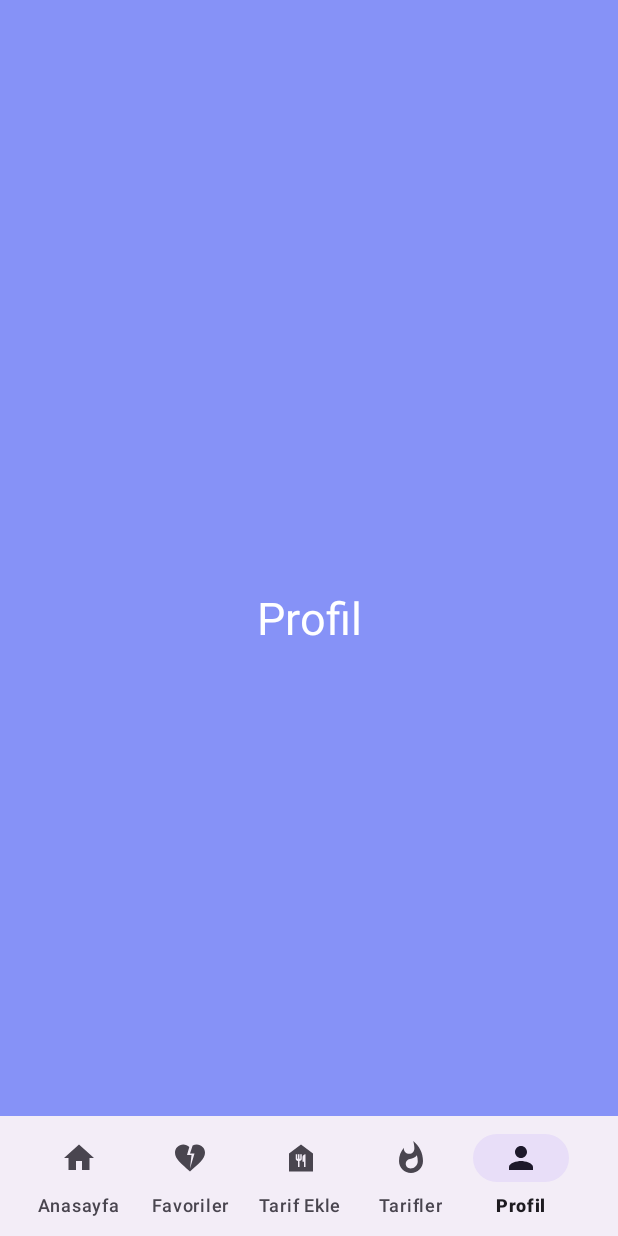
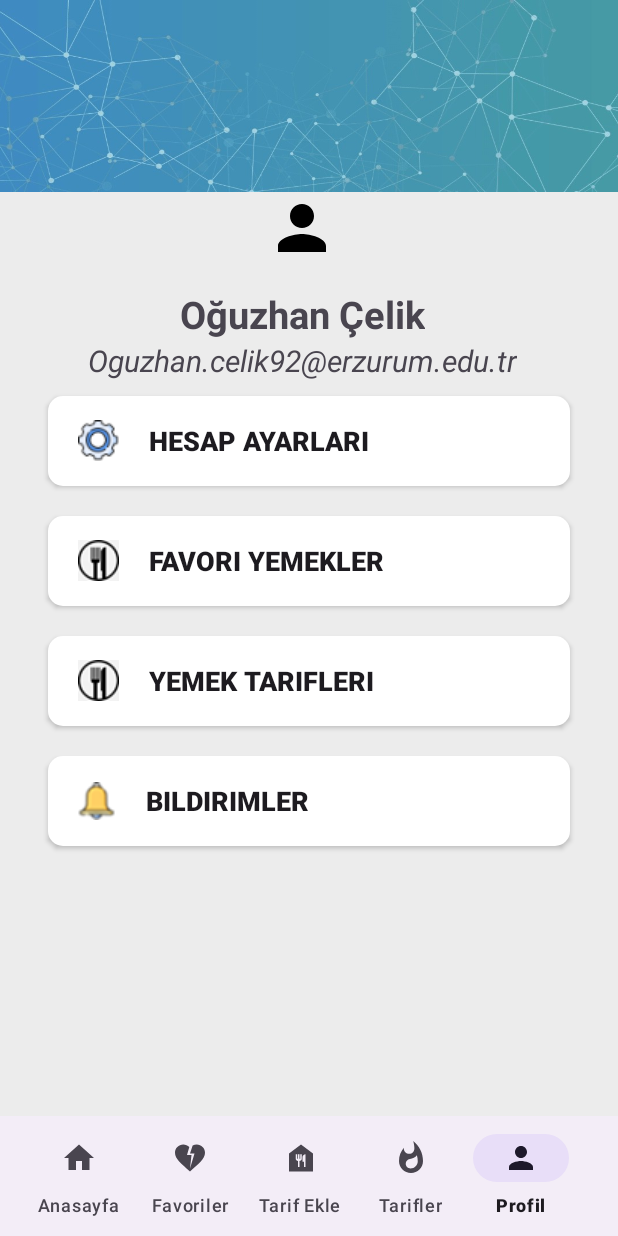
Before and after one commit to oftopaloglu/YemekTarifApp, an Android app: the screen it shows after launch (MainActivity), item 5 of the bottom bar chosen, on a phone screen of 412 x 824 dp. Run offline under Robolectric (Android 15) with nearby library versions, the phone set to English and light mode, and no system bars.

Commit message:
Profil yapıldı eklendi

```diff
--- /dev/null
+++ b/app/src/main/res/drawable/btn_background_1.xml
@@ -0,0 +1,9 @@
+<?xml version="1.0" encoding="utf-8"?>
+<selector xmlns:android="http://schemas.android.com/apk/res/android">
+<item>
+    <shape android:shape="rectangle">
+        <solid android:color="#ffffff"/>
+            <corners android:radius="10dp"/>
+    </shape>
+</item>
+</selector>
--- a/app/src/main/res/layout/fragment_profile.xml
+++ b/app/src/main/res/layout/fragment_profile.xml
@@ -1,18 +1,147 @@
 <?xml version="1.0" encoding="utf-8"?>
 <FrameLayout xmlns:android="http://schemas.android.com/apk/res/android"
+    xmlns:app="http://schemas.android.com/apk/res-auto"
     xmlns:tools="http://schemas.android.com/tools"
     android:layout_width="match_parent"
     android:layout_height="match_parent"
-    android:background="@color/lavender"
-    tools:context=".ProfileFragment">
+    tools:context=".ProfileFragment"
+    android:background="#ececec">
 
-    <!-- TODO: Update blank fragment layout -->
-    <TextView
-        android:layout_width="match_parent"
-        android:layout_height="match_parent"
-        android:text="Profil"
-        android:gravity="center"
-        android:textSize="30sp"
-        android:textColor="@color/white" />
+<ScrollView
+    android:layout_width="match_parent"
+    android:layout_height="match_parent">
+   <LinearLayout
+       android:layout_width="match_parent"
+       android:layout_height="wrap_content"
+       android:orientation="vertical">
+      <androidx.constraintlayout.widget.ConstraintLayout
+          android:layout_width="match_parent"
+          android:layout_height="match_parent">
+
+         <ImageView
+             android:id="@+id/background"
+             android:layout_width="431dp"
+             android:layout_height="128dp"
+             android:scaleType="fitXY"
+             android:src="@drawable/arka_plan"
+             app:layout_constraintEnd_toEndOf="parent"
+             app:layout_constraintStart_toStartOf="parent"
+             app:layout_constraintTop_toTopOf="parent"
+             />
+
+         <ImageView
+             android:id="@+id/profilePhoto"
+             android:layout_width="85dp"
+             android:layout_height="48dp"
+             android:src="@drawable/baseline_person_24"
+             app:layout_constraintEnd_toEndOf="parent"
+             app:layout_constraintStart_toStartOf="@+id/background"
+             app:layout_constraintTop_toBottomOf="@+id/background" />
+
+         <TextView
+             android:id="@+id/nickName"
+             android:layout_width="wrap_content"
+             android:layout_height="wrap_content"
+             android:text="Oğuzhan Çelik"
+
+             android:layout_marginTop="16dp"
+             android:textSize="25sp"
+             android:textStyle="bold"
+             app:layout_constraintEnd_toEndOf="@+id/profilePhoto"
+             app:layout_constraintStart_toStartOf="@+id/profilePhoto"
+             app:layout_constraintTop_toBottomOf="@+id/profilePhoto" />
+
+         <TextView
+             android:id="@+id/email"
+             android:layout_width="wrap_content"
+             android:layout_height="wrap_content"
+             android:text="Oguzhan.celik92@erzurum.edu.tr"
+             android:textSize="20sp"
+
+
+             android:textStyle="italic"
+             app:layout_constraintEnd_toEndOf="@+id/nickName"
+             app:layout_constraintStart_toStartOf="@+id/nickName"
+             app:layout_constraintTop_toBottomOf="@+id/nickName" />
+
+         <LinearLayout
+             android:layout_width="match_parent"
+             android:layout_height="match_parent"
+             android:orientation="vertical"
+             app:layout_constraintEnd_toEndOf="parent"
+             app:layout_constraintStart_toStartOf="parent"
+             app:layout_constraintTop_toBottomOf="@+id/email">
+
+            <androidx.appcompat.widget.AppCompatButton
+                android:id="@+id/accountSettings"
+                android:layout_width="match_parent"
+                android:layout_height="60dp"
+                android:layout_marginStart="32dp"
+                android:layout_marginTop="10dp"
+                android:layout_marginEnd="32dp"
+                android:layout_marginBottom="10dp"
+                android:background="@drawable/btn_background_1"
+                android:drawableStart="@drawable/icon1"
+                android:drawablePadding="20dp"
+                android:paddingStart="20dp"
+                android:text="Hesap Ayarları"
+                android:textSize="18sp"
+                android:textStyle="bold"
+                android:textAlignment="viewStart"/>
+            <androidx.appcompat.widget.AppCompatButton
+
+                android:layout_width="match_parent"
+                android:layout_height="60dp"
+                android:layout_marginStart="32dp"
+                android:layout_marginTop="10dp"
+                android:layout_marginEnd="32dp"
+                android:layout_marginBottom="10dp"
+                android:background="@drawable/btn_background_1"
+                android:drawableStart="@drawable/icon3"
+                android:drawablePadding="20dp"
+                android:paddingStart="20dp"
+                android:text="Favori Yemekler"
+                android:id="@+id/favFoods"
+                android:textSize="18sp"
+                android:textStyle="bold"
+                android:textAlignment="viewStart"/>
+            <androidx.appcompat.widget.AppCompatButton
+
+                android:layout_width="match_parent"
+                android:layout_height="60dp"
+                android:layout_marginStart="32dp"
+                android:layout_marginTop="10dp"
+                android:layout_marginEnd="32dp"
+                android:layout_marginBottom="10dp"
+                android:background="@drawable/btn_background_1"
+                android:drawableStart="@drawable/icon3"
+                android:drawablePadding="20dp"
+                android:paddingStart="20dp"
+                android:text="Yemek Tarifleri"
+                android:id="@+id/recipes"
+                android:textSize="18sp"
+                android:textStyle="bold"
+                android:textAlignment="viewStart"/>
+            <androidx.appcompat.widget.AppCompatButton
+
+                android:layout_width="match_parent"
+                android:layout_height="60dp"
+                android:layout_marginStart="32dp"
+                android:layout_marginTop="10dp"
+                android:layout_marginEnd="32dp"
+                android:layout_marginBottom="10dp"
+                android:background="@drawable/btn_background_1"
+                android:drawableStart="@drawable/icon2"
+                android:drawablePadding="20dp"
+                android:paddingStart="20dp"
+                android:text="Bildirimler"
+                android:id="@+id/notices"
+                android:textSize="18sp"
+                android:textStyle="bold"
+                android:textAlignment="viewStart"/>
+         </LinearLayout>
+      </androidx.constraintlayout.widget.ConstraintLayout>
+   </LinearLayout>
+</ScrollView>
 
 </FrameLayout>
--- a/build.gradle.kts
+++ b/build.gradle.kts
@@ -1,4 +1,4 @@
 // Top-level build file where you can add configuration options common to all sub-projects/modules.
 plugins {
-    id("com.android.application") version "8.1.2" apply false
+    id("com.android.application") version "8.1.3" apply false
 }
```
Also changed, not shown: app/src/main/res/drawable/arka_plan.jpg (added), app/src/main/res/drawable/icon1.png (added), app/src/main/res/drawable/icon2.png (added), app/src/main/res/drawable/icon3.png (added), app/src/main/res/mipmap-hdpi/foto1.jpg (added).
